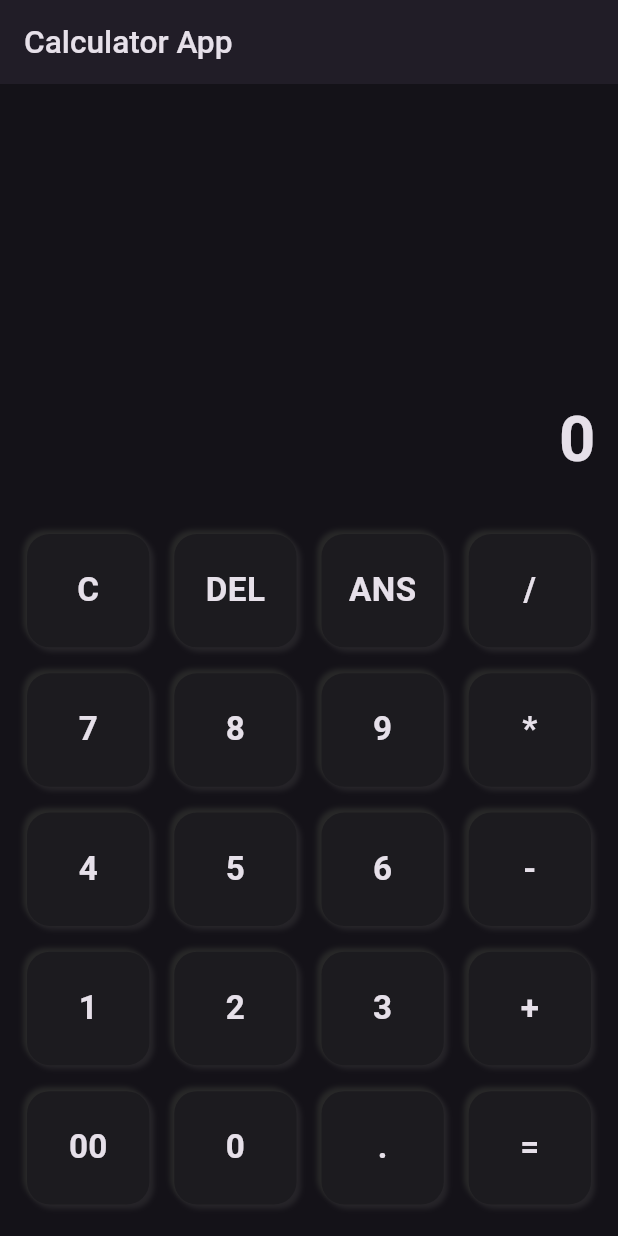
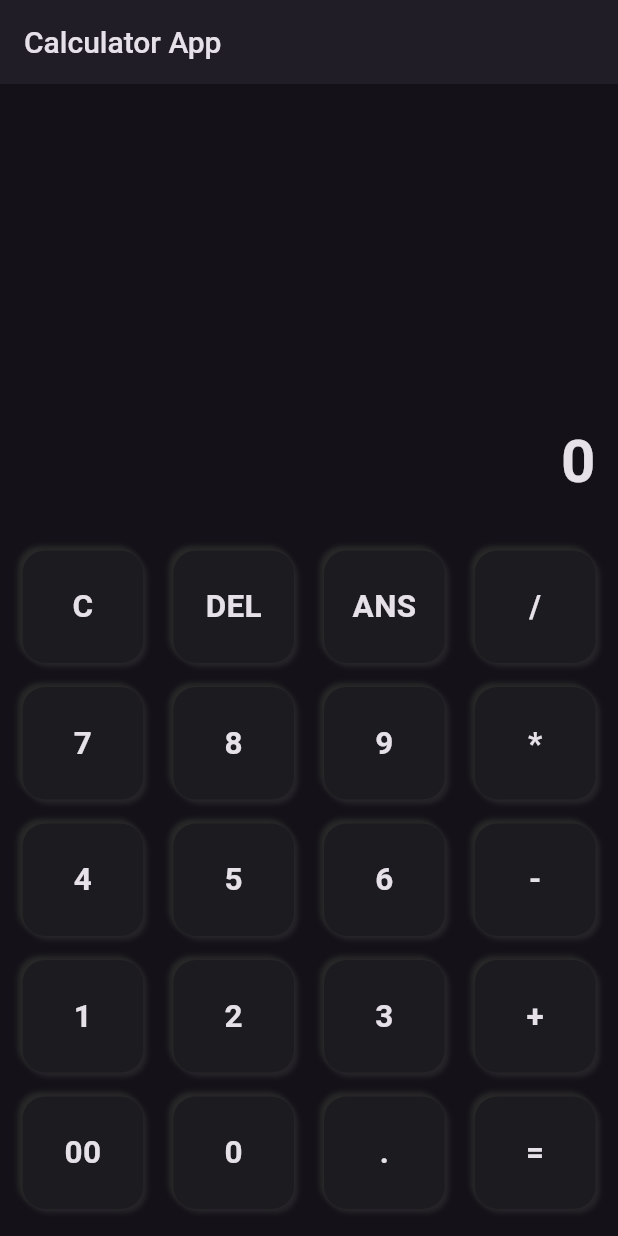
Before and after one commit to MohamdAshiq/Calculator-App, a Flutter app: the screen it shows after launch, on a phone screen of 412 x 824 dp. Run offline on Flutter 3.47's test engine with Material 3 defaults, Android fonts, the phone set to English and light mode, and no system bars; our stand-ins replace flutter_inset_box_shadow, math_expressions.

Commit message:
Some Responsive Issues were Resolved

```diff
--- a/lib/Constants/constants.dart
+++ b/lib/Constants/constants.dart
@@ -5,6 +5,6 @@ class Constants{
 
 static const String appname="Calculator App";
 
-static const List buttontext=["C","DEL","ANS","/",7,8,9,"*",4,5,6,"-",1,2,3,"+","00",0,".","="];
+//static const List buttontext=["C","DEL","ANS","/",7,8,9,"*",4,5,6,"-",1,2,3,"+","00",0,".","="];
 
 }
--- a/lib/Sections/all_buttons_section.dart
+++ b/lib/Sections/all_buttons_section.dart
@@ -1,7 +1,5 @@
-import 'package:calculator_app/Constants/constants.dart';
 import 'package:calculator_app/Widgets/each_button.dart';
 import 'package:flutter/material.dart';
-import 'package:flutter_screenutil/flutter_screenutil.dart';
 import '../Provider/button_controller.dart';
 
 class AllButtonsSection extends StatelessWidget {
@@ -9,19 +7,72 @@ class AllButtonsSection extends StatelessWidget {
 
   @override
   Widget build(BuildContext context) {
-    return GridView.count(
-      crossAxisCount: 4,
-      padding: const EdgeInsets.all(15),
-      shrinkWrap: true,
-      crossAxisSpacing: 10.h,
-      mainAxisSpacing: 5.h,
-      physics: const NeverScrollableScrollPhysics(),
-      children: List.generate(
-          Constants.buttontext.length,
-          (index) => EachButtonWidget(
-                buttontext: Constants.buttontext[index].toString(),
-                buttonController: ButtonController(),
-              )),
+    return Padding(
+      padding: const EdgeInsets.symmetric(horizontal: 5,vertical: 10),
+      child: Column(
+        children: [
+          Row(
+            children: [
+              EachButtonWidget(
+                  buttontext: "C", buttonController: ButtonController()),
+              EachButtonWidget(
+                  buttontext: "DEL", buttonController: ButtonController()),
+              EachButtonWidget(
+                  buttontext: "ANS", buttonController: ButtonController()),
+              EachButtonWidget(
+                  buttontext: "/", buttonController: ButtonController()),
+            ],
+          ),
+          Row(
+            children: [
+              EachButtonWidget(
+                  buttontext: "7", buttonController: ButtonController()),
+              EachButtonWidget(
+                  buttontext: "8", buttonController: ButtonController()),
+              EachButtonWidget(
+                  buttontext: "9", buttonController: ButtonController()),
+              EachButtonWidget(
+                  buttontext: "*", buttonController: ButtonController()),
+            ],
+          ),
+          Row(
+            children: [
+              EachButtonWidget(
+                  buttontext: "4", buttonController: ButtonController()),
+              EachButtonWidget(
+                  buttontext: "5", buttonController: ButtonController()),
+              EachButtonWidget(
+                  buttontext: "6", buttonController: ButtonController()),
+              EachButtonWidget(
+                  buttontext: "-", buttonController: ButtonController()),
+            ],
+          ),
+          Row(
+            children: [
+              EachButtonWidget(
+                  buttontext: "1", buttonController: ButtonController()),
+              EachButtonWidget(
+                  buttontext: "2", buttonController: ButtonController()),
+              EachButtonWidget(
+                  buttontext: "3", buttonController: ButtonController()),
+              EachButtonWidget(
+                  buttontext: "+", buttonController: ButtonController()),
+            ],
+          ),
+          Row(
+            children: [
+              EachButtonWidget(
+                  buttontext: "00", buttonController: ButtonController()),
+              EachButtonWidget(
+                  buttontext: "0", buttonController: ButtonController()),
+              EachButtonWidget(
+                  buttontext: ".", buttonController: ButtonController()),
+              EachButtonWidget(
+                  buttontext: "=", buttonController: ButtonController()),
+            ],
+          )
+        ],
+      ),
     );
   }
 }
--- a/lib/Sections/answer_text_section.dart
+++ b/lib/Sections/answer_text_section.dart
@@ -1,6 +1,5 @@
 import 'package:calculator_app/Provider/equation_text_controller.dart';
 import 'package:flutter/material.dart';
-import 'package:flutter_screenutil/flutter_screenutil.dart';
 
 class AnswerTextSection extends StatelessWidget {
   const AnswerTextSection({super.key});
@@ -13,7 +12,7 @@ class AnswerTextSection extends StatelessWidget {
         vertical: 20,
       ),
       child: SizedBox(
-        height: 50.h,
+        height: 50,
         width: double.infinity,
         child: ValueListenableBuilder(
           valueListenable: EquationTextController.answer,
@@ -25,8 +24,8 @@ class AnswerTextSection extends StatelessWidget {
               Text(
                 answer,
                 textAlign: TextAlign.end,
-                style: TextStyle(
-                  fontSize: 40.sp,
+                style: const TextStyle(
+                  fontSize: 40,
                   fontWeight: FontWeight.w700,
                 ),
               ),
--- a/lib/Sections/entire_equation_section.dart
+++ b/lib/Sections/entire_equation_section.dart
@@ -1,6 +1,5 @@
 import 'package:calculator_app/Provider/equation_text_controller.dart';
 import 'package:flutter/material.dart';
-import 'package:flutter_screenutil/flutter_screenutil.dart';
 import 'package:provider/provider.dart';
 
 class EntireEquationSection extends StatelessWidget {
@@ -14,7 +13,7 @@ class EntireEquationSection extends StatelessWidget {
         vertical: 10,
       ),
       child: SizedBox(
-        height: 50.h,
+        height: 50,
         width: double.infinity,
         child: Consumer<EquationTextController>(
           builder: (context, value, child) => ListView(
@@ -25,8 +24,8 @@ class EntireEquationSection extends StatelessWidget {
               Text(
                 value.equation,
                 textAlign: TextAlign.end,
-                style: TextStyle(
-                  fontSize: 35.sp,
+                style: const TextStyle(
+                  fontSize: 35,
                   fontWeight: FontWeight.w700,
                 ),
               ),
--- a/lib/Widgets/appbar_widget.dart
+++ b/lib/Widgets/appbar_widget.dart
@@ -1,6 +1,5 @@
 import 'package:calculator_app/Constants/constants.dart';
 import 'package:flutter/material.dart';
-import 'package:flutter_screenutil/flutter_screenutil.dart';
 
 class AppBarWidget extends StatelessWidget implements PreferredSizeWidget {
   const AppBarWidget({super.key});
@@ -8,10 +7,10 @@ class AppBarWidget extends StatelessWidget implements PreferredSizeWidget {
   @override
   Widget build(BuildContext context) {
     return AppBar(
-      title: Text(Constants.appname,
+      title: const Text(Constants.appname,
           style: TextStyle(
             fontWeight: FontWeight.w500,
-            fontSize: 20.sp,
+            fontSize: 20,
           )),
       elevation: 2,
     );
--- a/lib/Widgets/each_button.dart
+++ b/lib/Widgets/each_button.dart
@@ -2,7 +2,6 @@ import 'package:calculator_app/Provider/button_controller.dart';
 import 'package:calculator_app/Provider/equation_text_controller.dart';
 import 'package:flutter/material.dart' hide BoxDecoration, BoxShadow;
 import 'package:flutter_inset_box_shadow/flutter_inset_box_shadow.dart';
-import 'package:flutter_screenutil/flutter_screenutil.dart';
 import 'package:provider/provider.dart';
 
 class EachButtonWidget extends StatelessWidget {
@@ -21,7 +20,8 @@ class EachButtonWidget extends StatelessWidget {
     Offset distance = buttonController.ispressed
         ? const Offset(2, 2)
         : const Offset(2.5, 2.5);
-    return GestureDetector(
+    return Expanded(
+      child: GestureDetector(
         onTap: () => controller.buttonFunctions(buttontext),
         child: Listener(
           onPointerDown: (event) => buttonController.onpointerdown(),
@@ -29,8 +29,9 @@ class EachButtonWidget extends StatelessWidget {
           child: AnimatedBuilder(
             animation: buttonController,
             builder: (context, child) => AnimatedContainer(
+              height:75,
               duration: const Duration(milliseconds: 120),
-            margin: const EdgeInsets.symmetric(vertical: 6, horizontal: 3),
+              margin: const EdgeInsets.symmetric(vertical: 8, horizontal: 10),
               decoration: BoxDecoration(
                   borderRadius: BorderRadius.circular(15),
                   color: const Color.fromARGB(255, 28, 27, 31),
@@ -49,9 +50,10 @@ class EachButtonWidget extends StatelessWidget {
               child: Center(
                 child: Text(
                   buttontext,
-                style: TextStyle(
+                  style: const TextStyle(
                     fontWeight: FontWeight.w600,
-                  fontSize: 21.sp,
+                    fontSize: 21,
+                  ),
                 ),
               ),
             ),
--- a/lib/main.dart
+++ b/lib/main.dart
@@ -3,7 +3,6 @@ import 'package:calculator_app/Provider/button_controller.dart';
 import 'package:calculator_app/Provider/equation_text_controller.dart';
 import 'package:calculator_app/Screens/home_page.dart';
 import 'package:flutter/material.dart';
-import 'package:flutter_screenutil/flutter_screenutil.dart';
 import 'package:provider/provider.dart';
 
 void main() => runApp(const MyApp());
@@ -13,11 +12,7 @@ class MyApp extends StatelessWidget {
 
   @override
   Widget build(BuildContext context) {
-    return ScreenUtilInit(
-      designSize: const Size(360, 780),
-      minTextAdapt: true,
-      splitScreenMode: true,
-      builder: (context, child) => MultiProvider(
+    return MultiProvider(
       providers: [
         ChangeNotifierProvider(
           create: (context) => EquationTextController(),
@@ -32,7 +27,6 @@ class MyApp extends StatelessWidget {
         theme: ThemeData.dark(useMaterial3: true),
         home: const HomePage(),
       ),
-      ),
     );
   }
 }
--- a/pubspec.yaml
+++ b/pubspec.yaml
@@ -32,7 +32,6 @@ dependencies:
   flutter:
     sdk: flutter
   flutter_inset_box_shadow: ^1.0.8
-  flutter_screenutil: ^5.8.4
   math_expressions: ^2.4.0
   provider: ^6.0.5
 
```
Also changed, not shown: pubspec.lock. Lines whose indentation alone changed are shown as unchanged.
